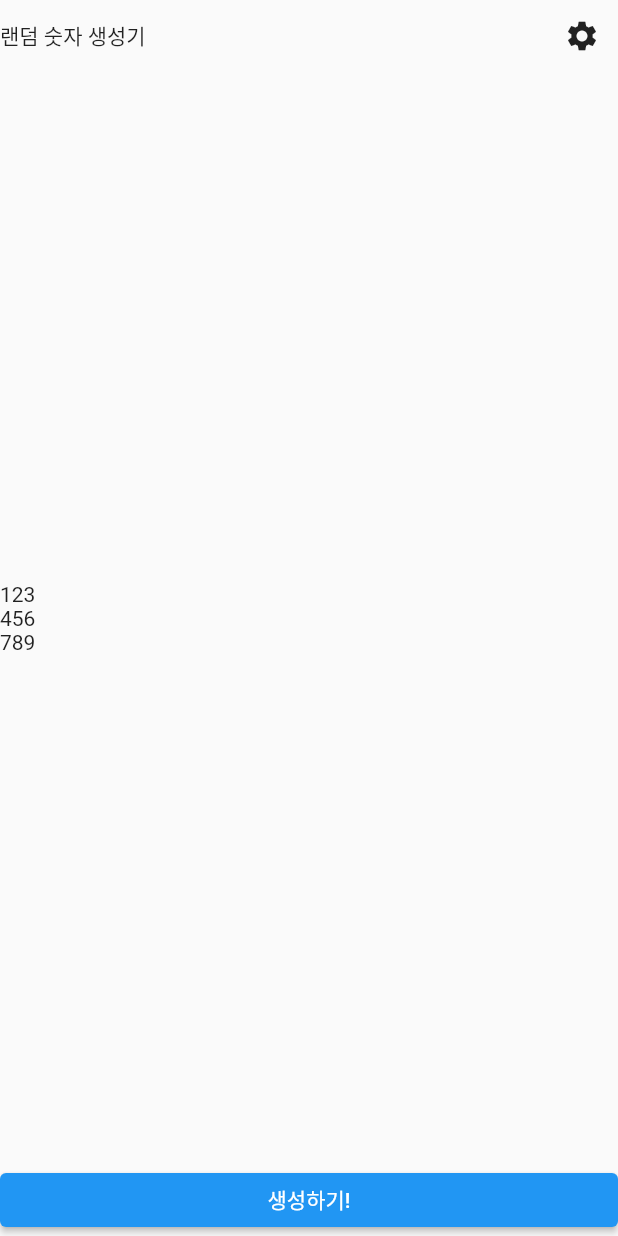
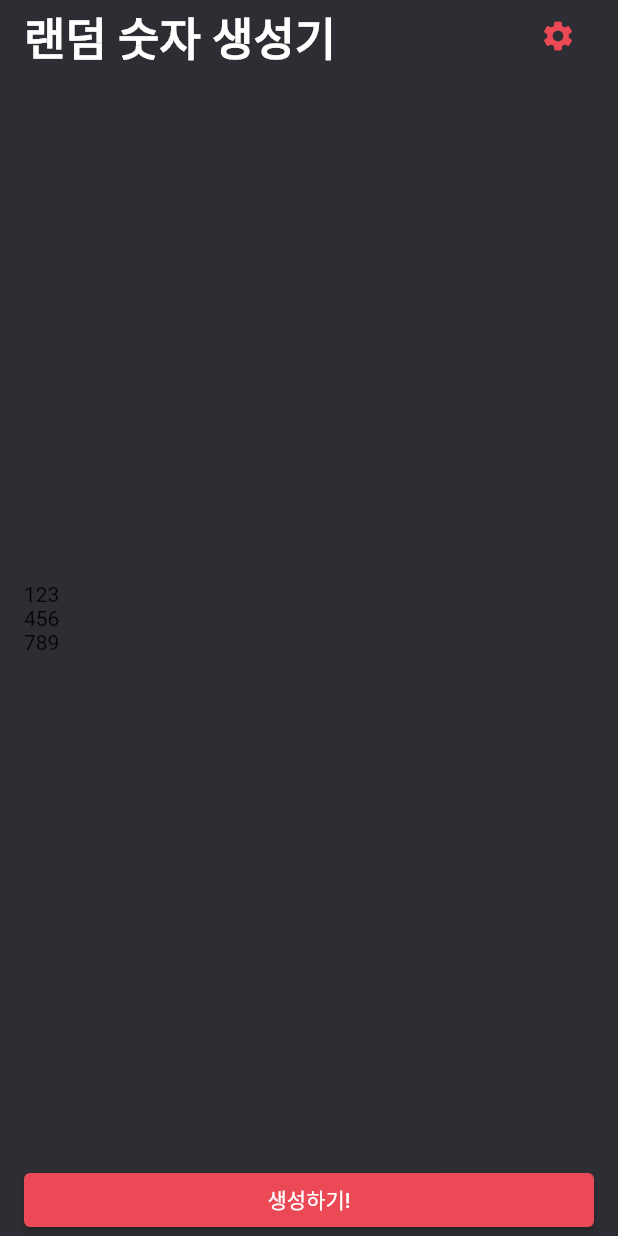
Before and after one commit to KIMINJOONG/flutter_make_random_number, a Flutter app: the screen it shows after launch, on a phone screen of 412 x 824 dp. Run offline on Flutter 3.47's test engine with Material 2 defaults, Android fonts, the phone set to English and light mode, and no system bars.

Commit message:
1. 디자인 적용하기

```diff
--- /dev/null
+++ b/lib/constant/color.dart
@@ -0,0 +1,5 @@
+import 'package:flutter/material.dart';
+
+const Color PRIMARY_COLOR = Color(0xff2D2D33);
+const Color RED_COLOR = Color(0xffEA4955);
+const Color BLUE_COLOR = Color(0xff549FBF);
--- /dev/null
+++ b/lib/layout/mainLayout.dart
@@ -0,0 +1,10 @@
+import 'package:flutter/material.dart';
+
+class MainLayout extends StatelessWidget {
+  const MainLayout({Key? key}) : super(key: key);
+
+  @override
+  Widget build(BuildContext context) {
+    return Container();
+  }
+}
--- a/lib/screen/home_screen.dart
+++ b/lib/screen/home_screen.dart
@@ -1,4 +1,5 @@
 import 'package:flutter/material.dart';
+import 'package:flutter_make_random_number/constant/color.dart';
 
 class HomeScreen extends StatefulWidget {
   @override
@@ -9,18 +10,31 @@ class _HomeScreenState extends State<HomeScreen> {
   @override
   Widget build(BuildContext context) {
     return Scaffold(
+      backgroundColor: PRIMARY_COLOR,
       body: SafeArea(
+        child: Padding(
+          padding: EdgeInsets.symmetric(
+            horizontal: 16.0,
+          ),
           child: Column(
             crossAxisAlignment: CrossAxisAlignment.start,
             children: [
               Row(
                 mainAxisAlignment: MainAxisAlignment.spaceBetween,
                 children: [
-                Text("랜덤 숫자 생성기"),
+                  Text(
+                    "랜덤 숫자 생성기",
+                    style: TextStyle(
+                      color: Colors.white,
+                      fontSize: 30.0,
+                      fontWeight: FontWeight.w700,
+                    ),
+                  ),
                   IconButton(
                     onPressed: () {},
                     icon: Icon(
                       Icons.settings,
+                      color: RED_COLOR,
                     ),
                   ),
                 ],
@@ -39,6 +53,9 @@ class _HomeScreenState extends State<HomeScreen> {
                 children: [
                   Expanded(
                     child: ElevatedButton(
+                      style: ElevatedButton.styleFrom(
+                        primary: RED_COLOR,
+                      ),
                       onPressed: () {},
                       child: Text('생성하기!'),
                     ),
@@ -48,6 +65,7 @@ class _HomeScreenState extends State<HomeScreen> {
             ],
           ),
         ),
+      ),
     );
   }
 }
```
Lines whose indentation alone changed are shown as unchanged.
